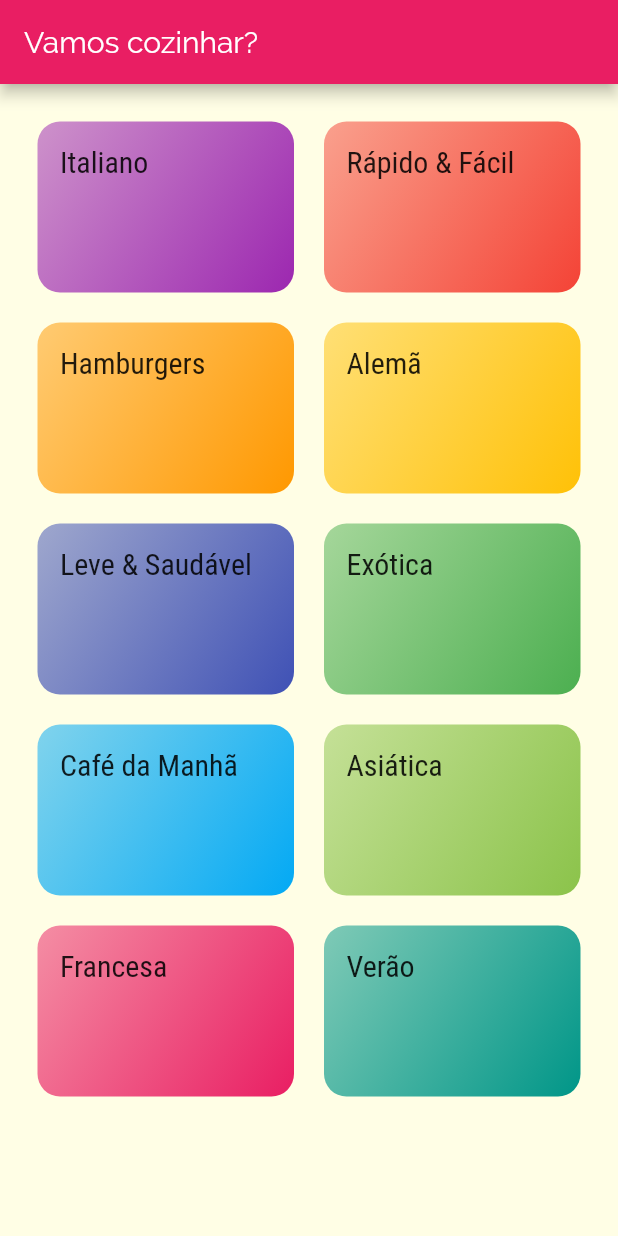
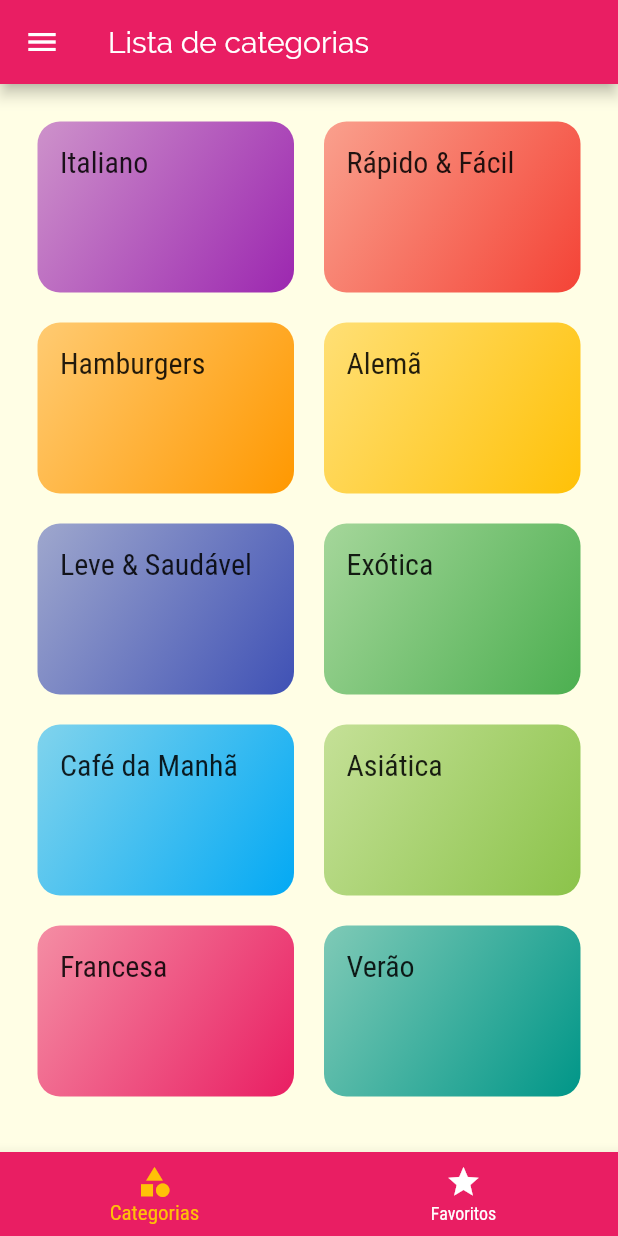
Before and after one commit to leonardfreitas/my_recipes, a Flutter app: the screen it shows after launch, on a phone screen of 412 x 824 dp. Run offline on Flutter 3.47's test engine with Material 2 defaults, Android fonts, the phone set to English and light mode, and no system bars.

```diff
--- a/lib/main.dart
+++ b/lib/main.dart
@@ -1,7 +1,10 @@
 import 'package:flutter/material.dart';
 import 'utils/app-routes.dart';
-import 'screens/categories_screen.dart';
+
 import 'screens/categories_meals_screen.dart';
+import 'screens/meal_detail_screen.dart';
+import 'screens/tabs_screen.dart';
+import 'screens/settings_screen.dart';
 
 void main() => runApp(MyApp());
 
@@ -23,8 +26,10 @@ class MyApp extends StatelessWidget {
         )
       ),
       routes: {
-        AppRoutes.HOME: (ctx) => CategoriesScreen(),
+        AppRoutes.HOME: (ctx) => TabsScreen(),
         AppRoutes.CATEGORIES_MEALS: (ctx) => CategoriesMealsScreen(),
+        AppRoutes.MEAL_DETAIL: (ctx) => MealDetailScreen(),
+        AppRoutes.SETTINGS: (ctx) => SettingsScreen(),
       },
     );
   }
--- a/lib/screens/categories_screen.dart
+++ b/lib/screens/categories_screen.dart
@@ -5,9 +5,7 @@ import '../components/category_item.dart';
 class CategoriesScreen extends StatelessWidget {
   @override
   Widget build(BuildContext context) {
-    return Scaffold(
-        appBar: AppBar(title: Text('Vamos cozinhar?'),),
-        body: GridView(
+    return GridView(
       padding: const EdgeInsets.all(25),
       gridDelegate: SliverGridDelegateWithMaxCrossAxisExtent(
         maxCrossAxisExtent: 200,
@@ -18,7 +16,6 @@ class CategoriesScreen extends StatelessWidget {
       children: DUMMY_CATEGORIES.map((category) {
         return CategoryItem(category);
       }).toList()
-      ),
     );
   }
 }
--- /dev/null
+++ b/lib/screens/tabs_screen.dart
@@ -0,0 +1,52 @@
+import 'package:flutter/material.dart';
+
+import './categories_screen.dart';
+import './favorite_screen.dart';
+import '../components/main_drawer.dart';
+
+class TabsScreen extends StatefulWidget {
+  @override
+  _TabsScreenState createState() => _TabsScreenState();
+}
+
+class _TabsScreenState extends State<TabsScreen> {
+  int _selectedScreenIndex = 0;
+  final List<Map<String, Object>> _screens = [
+    {'title': 'Lista de categorias', 'screen': CategoriesScreen()},
+    {'title': 'Meus Favoritos', 'screen': FavoriteScreen()}
+  ];
+
+  void _selectScreen(int index) {
+    setState(() {
+      _selectedScreenIndex = index;
+    });
+  }
+
+  @override
+  Widget build(BuildContext context) {
+    return Scaffold(
+      appBar: AppBar(
+        title: Text(_screens[_selectedScreenIndex]['title'])
+      ),
+      drawer: MainDrawer(),
+      body: _screens[_selectedScreenIndex]['screen'],
+      bottomNavigationBar: BottomNavigationBar(
+        onTap: _selectScreen,
+        backgroundColor: Theme.of(context).primaryColor,
+        unselectedItemColor: Colors.white,
+        selectedItemColor: Theme.of(context).accentColor,
+        currentIndex: _selectedScreenIndex,
+        items: [
+          BottomNavigationBarItem(
+            icon: Icon(Icons.category),
+            title: Text('Categorias')
+          ),
+          BottomNavigationBarItem(
+            icon: Icon(Icons.star),
+            title: Text('Favoritos')
+          )
+        ],
+      ),
+    );
+  }
+}
--- a/lib/utils/app-routes.dart
+++ b/lib/utils/app-routes.dart
@@ -1,4 +1,6 @@
 class AppRoutes {
   static const HOME = '/';
   static const CATEGORIES_MEALS = '/categories-meals';
+  static const MEAL_DETAIL = '/meal-detail';
+  static const SETTINGS = '/settings';
 }
```
Also changed, not shown: lib/components/main_drawer.dart (added, +63 -0 lines), lib/components/meal_item.dart (+13 -3 lines), lib/screens/favorite_screen.dart (added, +10 -0 lines), lib/screens/meal_detail_screen.dart (added, +102 -0 lines), lib/screens/settings_screen.dart (added, +15 -0 lines), lib/screens/tabs_screen.old.dart (added, +36 -0 lines). Lines whose indentation alone changed are shown as unchanged.
